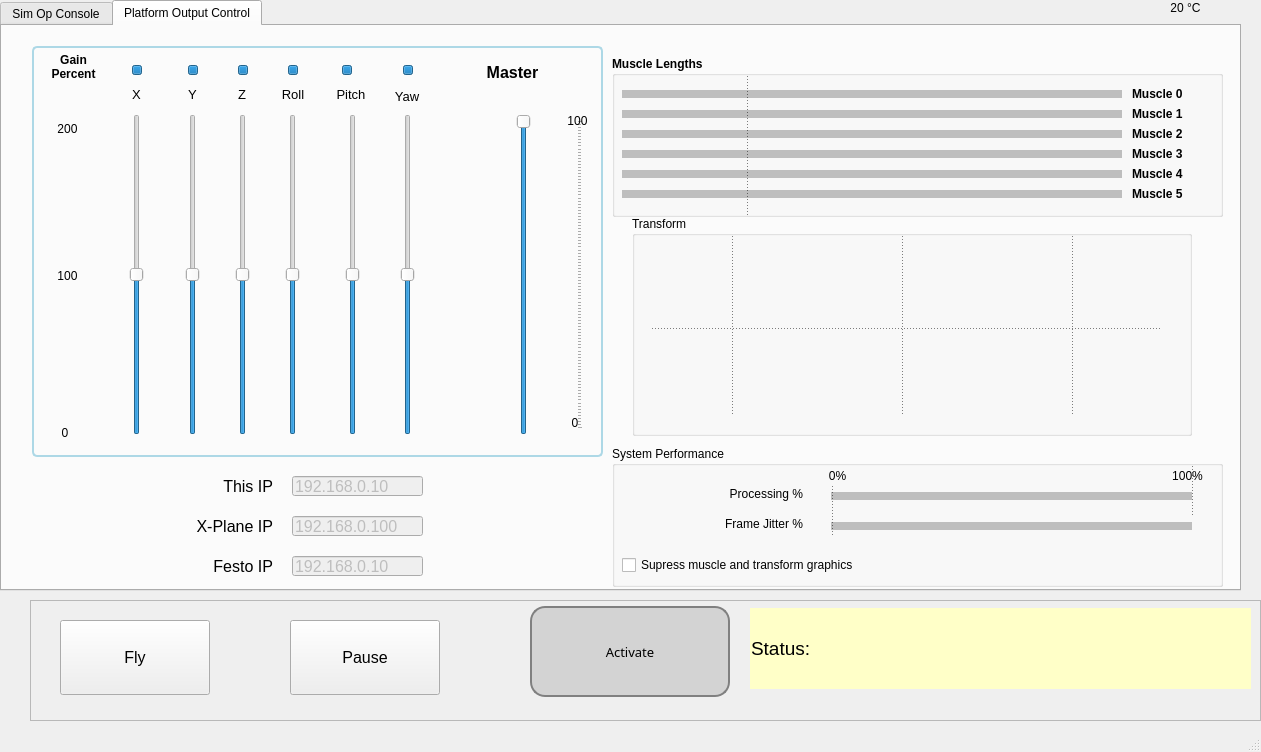
Old version of the form SimInterface_1280.ui in the repository michaelmargolis/SimOpConsole.
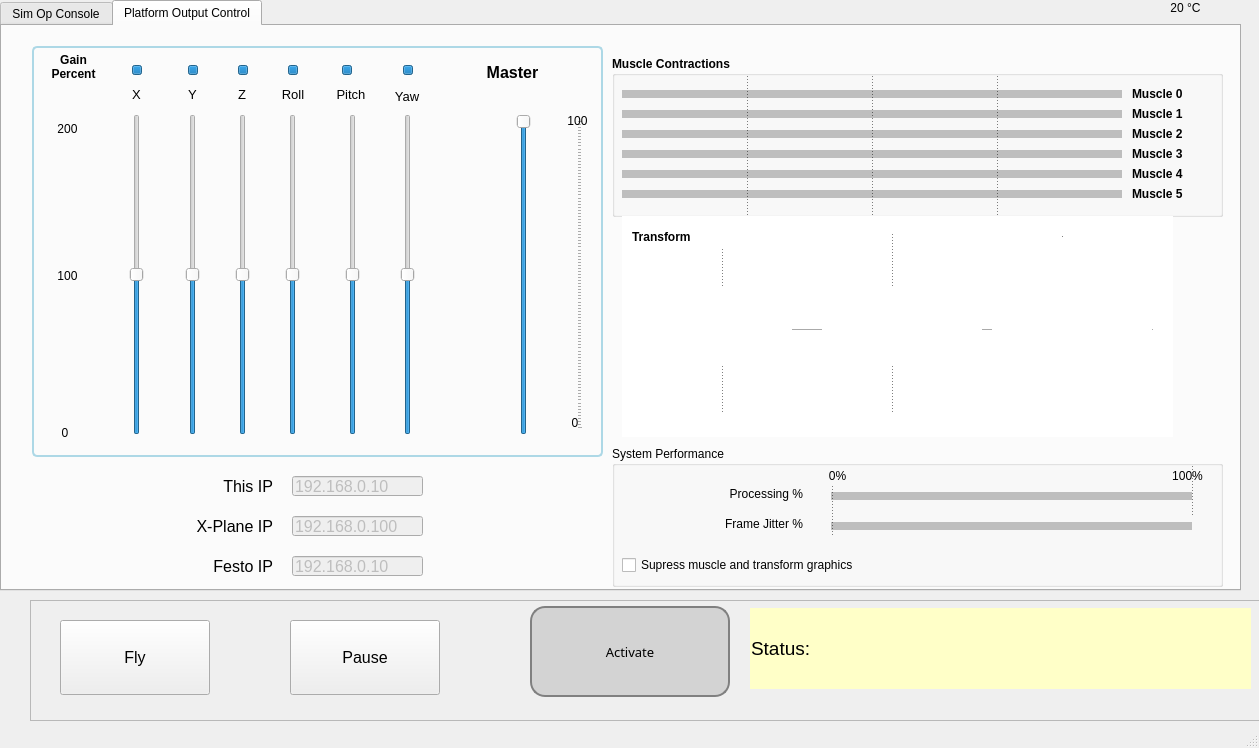
New version of the form. The open tabs and pages were chosen to show the change. Icons and pictures are not drawn.

Commit message: minor changes to d_to_p handling updated ui to show muscle contractions only, not full muscle length

The edit to the form file:
```diff
--- a/SimInterface_1280.ui
+++ b/SimInterface_1280.ui
@@ -6,8 +6,8 @@
    <rect>
     <x>0</x>
     <y>0</y>
-    <width>1261</width>
-    <height>752</height>
+    <width>1259</width>
+    <height>748</height>
    </rect>
   </property>
   <property name="windowTitle">
@@ -2149,7 +2149,7 @@
        </font>
       </property>
       <property name="title">
-       <string>Muscle Lengths</string>
+       <string>Muscle Contractions</string>
       </property>
       <widget class="Line" name="muscle_4">
        <property name="enabled">
@@ -2394,6 +2394,46 @@
         <enum>Qt::Vertical</enum>
        </property>
       </widget>
+      <widget class="Line" name="line_vert_10">
+       <property name="geometry">
+        <rect>
+         <x>260</x>
+         <y>20</y>
+         <width>20</width>
+         <height>141</height>
+        </rect>
+       </property>
+       <property name="styleSheet">
+        <string notr="true">QFrame {
+    border: 0;
+    border-left: 1px dotted black; /* For vertical line */
+}
+</string>
+       </property>
+       <property name="orientation">
+        <enum>Qt::Vertical</enum>
+       </property>
+      </widget>
+      <widget class="Line" name="line_vert_11">
+       <property name="geometry">
+        <rect>
+         <x>385</x>
+         <y>20</y>
+         <width>20</width>
+         <height>141</height>
+        </rect>
+       </property>
+       <property name="styleSheet">
+        <string notr="true">QFrame {
+    border: 0;
+    border-left: 1px dotted black; /* For vertical line */
+}
+</string>
+       </property>
+       <property name="orientation">
+        <enum>Qt::Vertical</enum>
+       </property>
+      </widget>
       <zorder>lbl_actuator_frame</zorder>
       <zorder>muscle_0</zorder>
       <zorder>muscle_1</zorder>
@@ -2408,208 +2448,8 @@
       <zorder>txt_muscle_1</zorder>
       <zorder>txt_muscle_2</zorder>
       <zorder>line_vert_4</zorder>
-     </widget>
-     <widget class="QGroupBox" name="groupBox_7">
-      <property name="geometry">
-       <rect>
-        <x>630</x>
-        <y>190</y>
-        <width>560</width>
-        <height>220</height>
-       </rect>
-      </property>
-      <property name="sizePolicy">
-       <sizepolicy hsizetype="Fixed" vsizetype="Fixed">
-        <horstretch>0</horstretch>
-        <verstretch>0</verstretch>
-       </sizepolicy>
-      </property>
-      <property name="minimumSize">
-       <size>
-        <width>560</width>
-        <height>220</height>
-       </size>
-      </property>
-      <property name="maximumSize">
-       <size>
-        <width>560</width>
-        <height>220</height>
-       </size>
-      </property>
-      <property name="styleSheet">
-       <string notr="true">GroupBox {
-    border: 2px solid black;
-    border-radius: 5px;
-    padding: 5px;
-}</string>
-      </property>
-      <property name="title">
-       <string>Transform</string>
-      </property>
-      <widget class="QLabel" name="lbl_front_view">
-       <property name="geometry">
-        <rect>
-         <x>20</x>
-         <y>70</y>
-         <width>160</width>
-         <height>80</height>
-        </rect>
-       </property>
-       <property name="sizePolicy">
-        <sizepolicy hsizetype="Fixed" vsizetype="Fixed">
-         <horstretch>0</horstretch>
-         <verstretch>0</verstretch>
-        </sizepolicy>
-       </property>
-       <property name="text">
-        <string/>
-       </property>
-       <property name="pixmap">
-        <pixmap>images/cessna_rear.jpg</pixmap>
-       </property>
-       <property name="scaledContents">
-        <bool>false</bool>
-       </property>
-       <property name="alignment">
-        <set>Qt::AlignCenter</set>
-       </property>
-      </widget>
-      <widget class="QLabel" name="lbl_side_view">
-       <property name="geometry">
-        <rect>
-         <x>210</x>
-         <y>70</y>
-         <width>160</width>
-         <height>80</height>
-        </rect>
-       </property>
-       <property name="sizePolicy">
-        <sizepolicy hsizetype="Fixed" vsizetype="Fixed">
-         <horstretch>0</horstretch>
-         <verstretch>0</verstretch>
-        </sizepolicy>
-       </property>
-       <property name="text">
-        <string/>
-       </property>
-       <property name="pixmap">
-        <pixmap>images/cessna_side_2.jpg</pixmap>
-       </property>
-       <property name="scaledContents">
-        <bool>false</bool>
-       </property>
-       <property name="alignment">
-        <set>Qt::AlignCenter</set>
-       </property>
-      </widget>
-      <widget class="QLabel" name="lbl_top_view">
-       <property name="geometry">
-        <rect>
-         <x>380</x>
-         <y>21</y>
-         <width>160</width>
-         <height>181</height>
-        </rect>
-       </property>
-       <property name="sizePolicy">
-        <sizepolicy hsizetype="Fixed" vsizetype="Fixed">
-         <horstretch>0</horstretch>
-         <verstretch>0</verstretch>
-        </sizepolicy>
-       </property>
-       <property name="text">
-        <string/>
-       </property>
-       <property name="pixmap">
-        <pixmap>images/cessna_top.jpg</pixmap>
-       </property>
-       <property name="scaledContents">
-        <bool>false</bool>
-       </property>
-       <property name="alignment">
-        <set>Qt::AlignCenter</set>
-       </property>
-      </widget>
-      <widget class="Line" name="line_vert">
-       <property name="geometry">
-        <rect>
-         <x>100</x>
-         <y>20</y>
-         <width>20</width>
-         <height>181</height>
-        </rect>
-       </property>
-       <property name="styleSheet">
-        <string notr="true">QFrame {
-    border: 0;
-    border-left: 1px dotted black; /* For vertical line */
-}
-</string>
-       </property>
-       <property name="orientation">
-        <enum>Qt::Vertical</enum>
-       </property>
-      </widget>
-      <widget class="Line" name="line_top">
-       <property name="geometry">
-        <rect>
-         <x>20</x>
-         <y>112</y>
-         <width>511</width>
-         <height>16</height>
-        </rect>
-       </property>
-       <property name="styleSheet">
-        <string notr="true">QFrame {
-    border: 0;
-    border-top: 1px dotted black; /* For horizontal line */
-}
-</string>
-       </property>
-       <property name="orientation">
-        <enum>Qt::Horizontal</enum>
-       </property>
-      </widget>
-      <widget class="Line" name="line_vert_2">
-       <property name="geometry">
-        <rect>
-         <x>270</x>
-         <y>20</y>
-         <width>20</width>
-         <height>181</height>
-        </rect>
-       </property>
-       <property name="styleSheet">
-        <string notr="true">QFrame {
-    border: 0;
-    border-left: 1px dotted black; /* For vertical line */
-}
-</string>
-       </property>
-       <property name="orientation">
-        <enum>Qt::Vertical</enum>
-       </property>
-      </widget>
-      <widget class="Line" name="line_vert_3">
-       <property name="geometry">
-        <rect>
-         <x>440</x>
-         <y>20</y>
-         <width>20</width>
-         <height>181</height>
-        </rect>
-       </property>
-       <property name="styleSheet">
-        <string notr="true">QFrame {
-    border: 0;
-    border-left: 1px dotted black; /* For vertical line */
-}
-</string>
-       </property>
-       <property name="orientation">
-        <enum>Qt::Vertical</enum>
-       </property>
-      </widget>
+      <zorder>line_vert_10</zorder>
+      <zorder>line_vert_11</zorder>
      </widget>
      <widget class="QGroupBox" name="gb_sys_performance">
       <property name="geometry">
@@ -2939,6 +2779,198 @@
        <set>Qt::AlignRight|Qt::AlignTrailing|Qt::AlignVCenter</set>
       </property>
      </widget>
+     <widget class="QWidget" name="wdgt_transform" native="true">
+      <property name="geometry">
+       <rect>
+        <x>620</x>
+        <y>190</y>
+        <width>551</width>
+        <height>221</height>
+       </rect>
+      </property>
+      <property name="styleSheet">
+       <string notr="true">QWidget {
+  background-color: white;
+}</string>
+      </property>
+      <widget class="Line" name="line_vert_7">
+       <property name="geometry">
+        <rect>
+         <x>100</x>
+         <y>18</y>
+         <width>20</width>
+         <height>181</height>
+        </rect>
+       </property>
+       <property name="styleSheet">
+        <string notr="true">QFrame {
+    border: 0;
+    border-left: 1px dotted black; /* For vertical line */
+}
+</string>
+       </property>
+       <property name="orientation">
+        <enum>Qt::Vertical</enum>
+       </property>
+      </widget>
+      <widget class="Line" name="line_vert_8">
+       <property name="geometry">
+        <rect>
+         <x>440</x>
+         <y>20</y>
+         <width>20</width>
+         <height>181</height>
+        </rect>
+       </property>
+       <property name="styleSheet">
+        <string notr="true">QFrame {
+    border: 0;
+    border-left: 1px dotted black; /* For vertical line */
+}
+</string>
+       </property>
+       <property name="orientation">
+        <enum>Qt::Vertical</enum>
+       </property>
+      </widget>
+      <widget class="Line" name="line_vert_9">
+       <property name="geometry">
+        <rect>
+         <x>270</x>
+         <y>18</y>
+         <width>20</width>
+         <height>181</height>
+        </rect>
+       </property>
+       <property name="styleSheet">
+        <string notr="true">QFrame {
+    border: 0;
+    border-left: 1px dotted black; /* For vertical line */
+}
+</string>
+       </property>
+       <property name="orientation">
+        <enum>Qt::Vertical</enum>
+       </property>
+      </widget>
+      <widget class="QLabel" name="label_13">
+       <property name="geometry">
+        <rect>
+         <x>10</x>
+         <y>10</y>
+         <width>101</width>
+         <height>21</height>
+        </rect>
+       </property>
+       <property name="font">
+        <font>
+         <pointsize>9</pointsize>
+         <weight>75</weight>
+         <bold>true</bold>
+        </font>
+       </property>
+       <property name="text">
+        <string>Transform</string>
+       </property>
+      </widget>
+      <widget class="Line" name="line_2">
+       <property name="geometry">
+        <rect>
+         <x>10</x>
+         <y>104</y>
+         <width>521</width>
+         <height>20</height>
+        </rect>
+       </property>
+       <property name="orientation">
+        <enum>Qt::Horizontal</enum>
+       </property>
+      </widget>
+      <widget class="QLabel" name="lbl_side_view">
+       <property name="geometry">
+        <rect>
+         <x>200</x>
+         <y>70</y>
+         <width>160</width>
+         <height>80</height>
+        </rect>
+       </property>
+       <property name="sizePolicy">
+        <sizepolicy hsizetype="Fixed" vsizetype="Fixed">
+         <horstretch>0</horstretch>
+         <verstretch>0</verstretch>
+        </sizepolicy>
+       </property>
+       <property name="text">
+        <string/>
+       </property>
+       <property name="pixmap">
+        <pixmap>images/cessna_side_2.jpg</pixmap>
+       </property>
+       <property name="scaledContents">
+        <bool>false</bool>
+       </property>
+       <property name="alignment">
+        <set>Qt::AlignCenter</set>
+       </property>
+      </widget>
+      <widget class="QLabel" name="lbl_front_view">
+       <property name="geometry">
+        <rect>
+         <x>10</x>
+         <y>70</y>
+         <width>160</width>
+         <height>80</height>
+        </rect>
+       </property>
+       <property name="sizePolicy">
+        <sizepolicy hsizetype="Fixed" vsizetype="Fixed">
+         <horstretch>0</horstretch>
+         <verstretch>0</verstretch>
+        </sizepolicy>
+       </property>
+       <property name="text">
+        <string/>
+       </property>
+       <property name="pixmap">
+        <pixmap>images/cessna_rear.jpg</pixmap>
+       </property>
+       <property name="scaledContents">
+        <bool>false</bool>
+       </property>
+       <property name="alignment">
+        <set>Qt::AlignCenter</set>
+       </property>
+      </widget>
+      <widget class="QLabel" name="lbl_top_view">
+       <property name="geometry">
+        <rect>
+         <x>370</x>
+         <y>23</y>
+         <width>160</width>
+         <height>181</height>
+        </rect>
+       </property>
+       <property name="sizePolicy">
+        <sizepolicy hsizetype="Fixed" vsizetype="Fixed">
+         <horstretch>0</horstretch>
+         <verstretch>0</verstretch>
+        </sizepolicy>
+       </property>
+       <property name="text">
+        <string/>
+       </property>
+       <property name="pixmap">
+        <pixmap>images/cessna_top.jpg</pixmap>
+       </property>
+       <property name="scaledContents">
+        <bool>false</bool>
+       </property>
+       <property name="alignment">
+        <set>Qt::AlignCenter</set>
+       </property>
+      </widget>
+     </widget>
     </widget>
    </widget>
    <widget class="QFrame" name="grp_platform_control">
```
Left out of the diff: 2 changed lines with no effect on the pictures. The commit also changes 4 other files.
